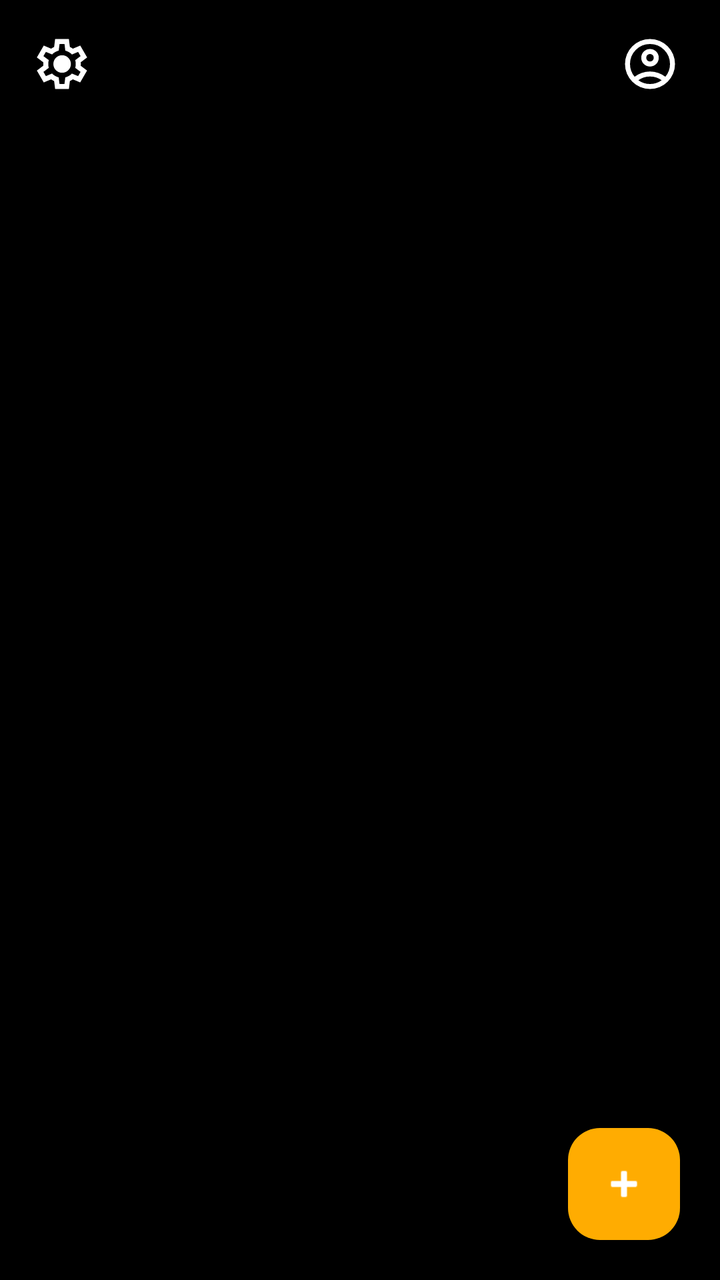
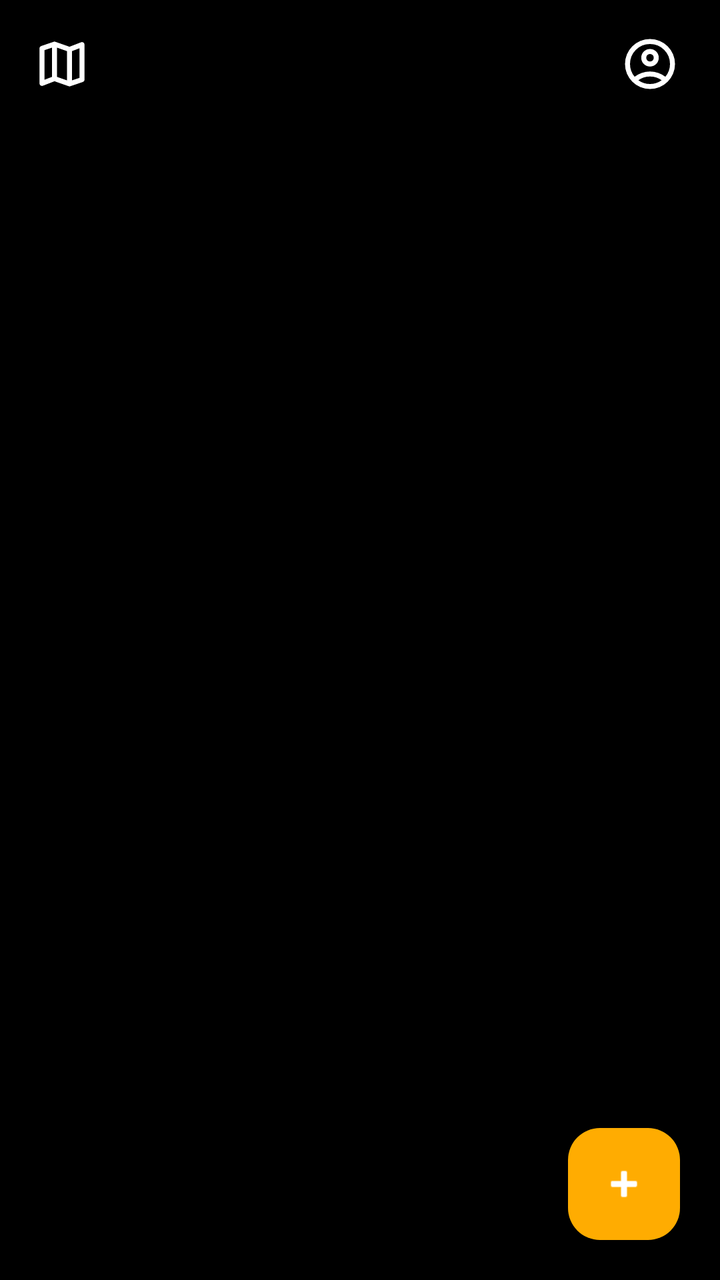

An Android layout rendered at two revisions. The XML below is the earlier revision; the diff shows what the commit changed to produce the second picture.
<!-- AndroidManifest.xml: application theme Theme.Travel_notes_mobile -->
<!-- res/layout/activity_main.xml -->
<FrameLayout xmlns:android="http://schemas.android.com/apk/res/android"
    xmlns:app="http://schemas.android.com/apk/res-auto"
    xmlns:tools="http://schemas.android.com/tools"
    android:id="@+id/main"
    android:layout_width="match_parent"
    android:layout_height="match_parent"
    android:background="@color/primary"
    tools:context=".view.MainActivity">

    <LinearLayout
        android:layout_width="match_parent"
        android:layout_height="match_parent"
        android:orientation="vertical">

        <androidx.appcompat.widget.Toolbar
            android:id="@+id/toolbar"
            android:layout_width="match_parent"
            android:layout_height="wrap_content"
            android:background="@color/primary"
            android:elevation="4dp"
            android:theme="@style/ThemeOverlay.AppCompat.Dark.ActionBar"
            android:titleTextColor="@color/white">

            <ImageButton
                android:layout_width="30dp"
                android:layout_height="30dp"
                android:layout_gravity="end"
                android:layout_marginHorizontal="20dp"
                android:background="@drawable/account_circle_24px"
                android:contentDescription="@string/usericon" />
            <ImageButton
                android:layout_width="30dp"
                android:layout_height="30dp"
                android:background="@drawable/settings_24px"
                />

        </androidx.appcompat.widget.Toolbar>

        <GridView
            android:id="@+id/notes_grid"
            android:layout_width="match_parent"
            android:layout_height="match_parent"
            android:numColumns="1"
            android:verticalSpacing="16dp"
            android:horizontalSpacing="16dp"
            android:padding="16dp"
            android:clipToPadding="false"
            android:scrollbars="none" />
    </LinearLayout>

    <com.google.android.material.floatingactionbutton.FloatingActionButton
        android:id="@+id/addNoteButton"
        android:layout_width="wrap_content"
        android:layout_height="wrap_content"
        android:contentDescription="@string/floating_action_button"
        android:src="@android:drawable/ic_input_add"
        android:layout_gravity="bottom|end"
        android:layout_margin="20dp"
        app:backgroundTint="@color/light_primary_variant"
        app:tint="@color/white" />

</FrameLayout>
<!-- resources referenced by this layout -->
<resources>
  <color name="light_primary_variant">#FFAC01</color>
  <color name="primary">#000000</color>
  <color name="white">#FFFFFF</color>
  <!-- drawable account_circle_24px (drawable) -->
  <vector xmlns:android="http://schemas.android.com/apk/res/android"
      android:width="24dp"
      android:height="24dp"
      android:viewportWidth="960"
      android:viewportHeight="960"
      android:tint="?attr/colorControlNormal">
    <path
        android:fillColor="@android:color/white"
        android:pathData="M234,684Q285,645 348,622.5Q411,600 480,600Q549,600 612,622.5Q675,645 726,684Q761,643 780.5,591Q800,539 800,480Q800,347 706.5,253.5Q613,160 480,160Q347,160 253.5,253.5Q160,347 160,480Q160,539 179.5,591Q199,643 234,684ZM480,520Q421,520 380.5,479.5Q340,439 340,380Q340,321 380.5,280.5Q421,240 480,240Q539,240 579.5,280.5Q620,321 620,380Q620,439 579.5,479.5Q539,520 480,520ZM480,880Q397,880 324,848.5Q251,817 197,763Q143,709 111.5,636Q80,563 80,480Q80,397 111.5,324Q143,251 197,197Q251,143 324,111.5Q397,80 480,80Q563,80 636,111.5Q709,143 763,197Q817,251 848.5,324Q880,397 880,480Q880,563 848.5,636Q817,709 763,763Q709,817 636,848.5Q563,880 480,880ZM480,800Q533,800 580,784.5Q627,769 666,740Q627,711 580,695.5Q533,680 480,680Q427,680 380,695.5Q333,711 294,740Q333,769 380,784.5Q427,800 480,800ZM480,440Q506,440 523,423Q540,406 540,380Q540,354 523,337Q506,320 480,320Q454,320 437,337Q420,354 420,380Q420,406 437,423Q454,440 480,440ZM480,380Q480,380 480,380Q480,380 480,380Q480,380 480,380Q480,380 480,380Q480,380 480,380Q480,380 480,380Q480,380 480,380Q480,380 480,380ZM480,740Q480,740 480,740Q480,740 480,740Q480,740 480,740Q480,740 480,740Q480,740 480,740Q480,740 480,740Q480,740 480,740Q480,740 480,740Z"/>
  </vector>
  <!-- drawable settings_24px (drawable) -->
  <vector xmlns:android="http://schemas.android.com/apk/res/android"
      android:width="24dp"
      android:height="24dp"
      android:viewportWidth="960"
      android:viewportHeight="960"
      android:tint="?attr/colorControlNormal">
    <path
        android:fillColor="@android:color/white"
        android:pathData="M370,880L354,752Q341,747 329.5,740Q318,733 307,725L188,775L78,585L181,507Q180,500 180,493.5Q180,487 180,480Q180,473 180,466.5Q180,460 181,453L78,375L188,185L307,235Q318,227 330,220Q342,213 354,208L370,80L590,80L606,208Q619,213 630.5,220Q642,227 653,235L772,185L882,375L779,453Q780,460 780,466.5Q780,473 780,480Q780,487 780,493.5Q780,500 778,507L881,585L771,775L653,725Q642,733 630,740Q618,747 606,752L590,880L370,880ZM440,800L519,800L533,694Q564,686 590.5,670.5Q617,655 639,633L738,674L777,606L691,541Q696,527 698,511.5Q700,496 700,480Q700,464 698,448.5Q696,433 691,419L777,354L738,286L639,328Q617,305 590.5,289.5Q564,274 533,266L520,160L441,160L427,266Q396,274 369.5,289.5Q343,305 321,327L222,286L183,354L269,418Q264,433 262,448Q260,463 260,480Q260,496 262,511Q264,526 269,541L183,606L222,674L321,632Q343,655 369.5,670.5Q396,686 427,694L440,800ZM482,620Q540,620 581,579Q622,538 622,480Q622,422 581,381Q540,340 482,340Q423,340 382.5,381Q342,422 342,480Q342,538 382.5,579Q423,620 482,620ZM480,480L480,480Q480,480 480,480Q480,480 480,480L480,480L480,480L480,480Q480,480 480,480Q480,480 480,480Q480,480 480,480Q480,480 480,480L480,480L480,480L480,480Q480,480 480,480Q480,480 480,480L480,480L480,480L480,480Q480,480 480,480Q480,480 480,480L480,480L480,480L480,480Q480,480 480,480Q480,480 480,480Q480,480 480,480Q480,480 480,480L480,480L480,480L480,480Q480,480 480,480Q480,480 480,480L480,480Z"/>
  </vector>
  <string name="floating_action_button">Floating Action Button</string>
  <string name="usericon">UserIcon</string>
  <style name="Theme.Travel_notes_mobile" parent="Base.Theme.Travel_notes_mobile" />
  <style name="Base.Theme.Travel_notes_mobile" parent="Theme.Material3.DayNight.NoActionBar">
          
          
      </style>
</resources>

<!-- the commit's change to res/layout/activity_main.xml (unified diff, before → after) -->
@@ -29,9 +29,10 @@
                 android:background="@drawable/account_circle_24px"
                 android:contentDescription="@string/usericon" />
             <ImageButton
+                android:id="@+id/mapButton"
                 android:layout_width="30dp"
                 android:layout_height="30dp"
-                android:background="@drawable/settings_24px"
+                android:background="@drawable/map_24px"
                 />
 
         </androidx.appcompat.widget.Toolbar>
<!-- resource entries referenced after the edit -->
@@ -14,7 +14,7 @@
         android:fillColor="@android:color/white"
         android:pathData="M234,684Q285,645 348,622.5Q411,600 480,600Q549,600 612,622.5Q675,645 726,684Q761,643 780.5,591Q800,539 800,480Q800,347 706.5,253.5Q613,160 480,160Q347,160 253.5,253.5Q160,347 160,480Q160,539 179.5,591Q199,643 234,684ZM480,520Q421,520 380.5,479.5Q340,439 340,380Q340,321 380.5,280.5Q421,240 480,240Q539,240 579.5,280.5Q620,321 620,380Q620,439 579.5,479.5Q539,520 480,520ZM480,880Q397,880 324,848.5Q251,817 197,763Q143,709 111.5,636Q80,563 80,480Q80,397 111.5,324Q143,251 197,197Q251,143 324,111.5Q397,80 480,80Q563,80 636,111.5Q709,143 763,197Q817,251 848.5,324Q880,397 880,480Q880,563 848.5,636Q817,709 763,763Q709,817 636,848.5Q563,880 480,880ZM480,800Q533,800 580,784.5Q627,769 666,740Q627,711 580,695.5Q533,680 480,680Q427,680 380,695.5Q333,711 294,740Q333,769 380,784.5Q427,800 480,800ZM480,440Q506,440 523,423Q540,406 540,380Q540,354 523,337Q506,320 480,320Q454,320 437,337Q420,354 420,380Q420,406 437,423Q454,440 480,440ZM480,380Q480,380 480,380Q480,380 480,380Q480,380 480,380Q480,380 480,380Q480,380 480,380Q480,380 480,380Q480,380 480,380Q480,380 480,380ZM480,740Q480,740 480,740Q480,740 480,740Q480,740 480,740Q480,740 480,740Q480,740 480,740Q480,740 480,740Q480,740 480,740Q480,740 480,740Z"/>
   </vector>
-  <!-- drawable settings_24px (drawable) -->
+  <!-- drawable map_24px (drawable) -->
   <vector xmlns:android="http://schemas.android.com/apk/res/android"
       android:width="24dp"
       android:height="24dp"
@@ -23,7 +23,7 @@
       android:tint="?attr/colorControlNormal">
     <path
         android:fillColor="@android:color/white"
-        android:pathData="M370,880L354,752Q341,747 329.5,740Q318,733 307,725L188,775L78,585L181,507Q180,500 180,493.5Q180,487 180,480Q180,473 180,466.5Q180,460 181,453L78,375L188,185L307,235Q318,227 330,220Q342,213 354,208L370,80L590,80L606,208Q619,213 630.5,220Q642,227 653,235L772,185L882,375L779,453Q780,460 780,466.5Q780,473 780,480Q780,487 780,493.5Q780,500 778,507L881,585L771,775L653,725Q642,733 630,740Q618,747 606,752L590,880L370,880ZM440,800L519,800L533,694Q564,686 590.5,670.5Q617,655 639,633L738,674L777,606L691,541Q696,527 698,511.5Q700,496 700,480Q700,464 698,448.5Q696,433 691,419L777,354L738,286L639,328Q617,305 590.5,289.5Q564,274 533,266L520,160L441,160L427,266Q396,274 369.5,289.5Q343,305 321,327L222,286L183,354L269,418Q264,433 262,448Q260,463 260,480Q260,496 262,511Q264,526 269,541L183,606L222,674L321,632Q343,655 369.5,670.5Q396,686 427,694L440,800ZM482,620Q540,620 581,579Q622,538 622,480Q622,422 581,381Q540,340 482,340Q423,340 382.5,381Q342,422 342,480Q342,538 382.5,579Q423,620 482,620ZM480,480L480,480Q480,480 480,480Q480,480 480,480L480,480L480,480L480,480Q480,480 480,480Q480,480 480,480Q480,480 480,480Q480,480 480,480L480,480L480,480L480,480Q480,480 480,480Q480,480 480,480L480,480L480,480L480,480Q480,480 480,480Q480,480 480,480L480,480L480,480L480,480Q480,480 480,480Q480,480 480,480Q480,480 480,480Q480,480 480,480L480,480L480,480L480,480Q480,480 480,480Q480,480 480,480L480,480Z"/>
+        android:pathData="M600,840L360,756L174,828Q154,836 137,823.5Q120,811 120,790L120,230Q120,217 127.5,207Q135,197 148,192L360,120L600,204L786,132Q806,124 823,136.5Q840,149 840,170L840,730Q840,743 832.5,753Q825,763 812,768L600,840ZM560,742L560,274L400,218L400,686L560,742ZM640,742L760,702L760,228L640,274L640,742ZM200,732L320,686L320,218L200,258L200,732ZM640,274L640,274L640,742L640,742L640,274ZM320,218L320,218L320,686L320,686L320,218Z"/>
   </vector>
   <string name="floating_action_button">Floating Action Button</string>
   <string name="usericon">UserIcon</string>
